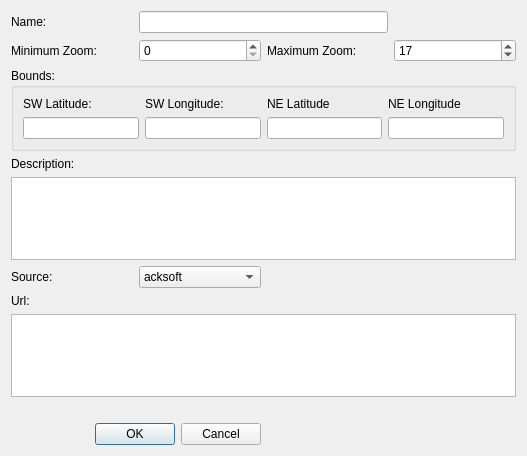
Above: mapper_app/addgeoreferenceddialog.ui from allenck/mapper before the change. Below: the same form after it.
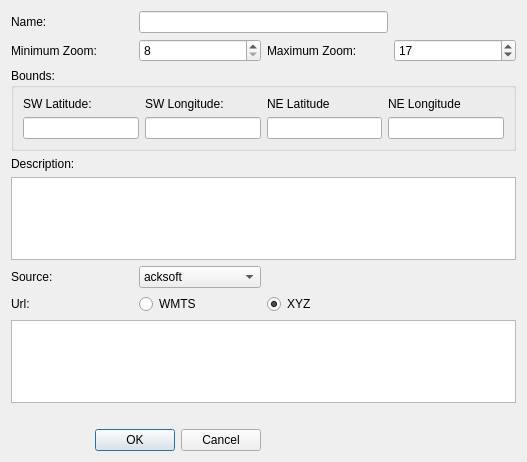
That is the form after the change. Custom widgets are drawn as their Qt base class.

Diff of the .ui file:
```diff
--- a/mapper_app/addgeoreferenceddialog.ui
+++ b/mapper_app/addgeoreferenceddialog.ui
@@ -7,7 +7,7 @@
     <x>0</x>
     <y>0</y>
     <width>527</width>
-    <height>456</height>
+    <height>462</height>
    </rect>
   </property>
   <property name="windowTitle">
@@ -47,6 +47,9 @@
    </item>
    <item row="1" column="1">
     <widget class="QSpinBox" name="sbMinZoom">
+     <property name="minimum">
+      <number>8</number>
+     </property>
      <property name="maximum">
       <number>18</number>
      </property>
@@ -212,6 +215,23 @@
      </item>
     </widget>
    </item>
+   <item row="7" column="1">
+    <widget class="QRadioButton" name="rbWMTS">
+     <property name="text">
+      <string>WMTS</string>
+     </property>
+    </widget>
+   </item>
+   <item row="7" column="2">
+    <widget class="QRadioButton" name="rbXYZ">
+     <property name="text">
+      <string>XYZ</string>
+     </property>
+     <property name="checked">
+      <bool>true</bool>
+     </property>
+    </widget>
+   </item>
   </layout>
  </widget>
  <customwidgets>
```
